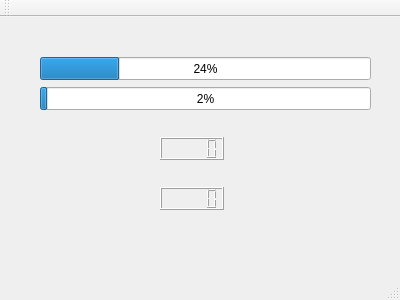
This is mainwindow.ui in StupedStudents/QtSpectr as Qt 5 draws it before an edit. The edited form follows.
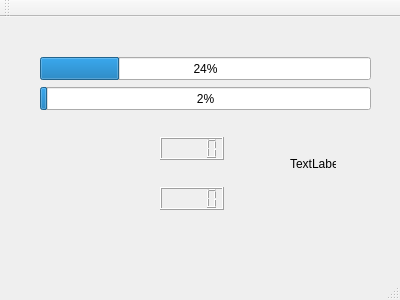
This is the edited form.

Patch:
```diff
--- a/mainwindow.ui
+++ b/mainwindow.ui
@@ -69,6 +69,19 @@
      <number>24</number>
     </property>
    </widget>
+   <widget class="QLabel" name="label">
+    <property name="geometry">
+     <rect>
+      <x>290</x>
+      <y>140</y>
+      <width>46</width>
+      <height>13</height>
+     </rect>
+    </property>
+    <property name="text">
+     <string>TextLabel</string>
+    </property>
+   </widget>
   </widget>
   <widget class="QMenuBar" name="menuBar">
    <property name="geometry">
```
